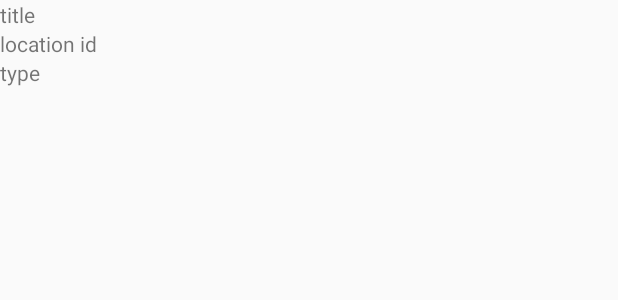
After one commit to LinkEdgar/WeatherApplication, an Android app: the layout location_container.xml on its own in the app's theme, with its tools: preview values and no code run, on a phone screen of 412 x 824 dp. The commit adds this screen. Shown: the top 300 px of the screen. Run offline under Robolectric (Android 15) with nearby library versions, the phone set to English and light mode, and no system bars.

Commit message:
Location data is now displayed in a recyclerview

```diff
--- /dev/null
+++ b/WeatherApplication/app/src/main/java/com/example/edgarreyes/weatherapplication/Location.kt
@@ -0,0 +1,5 @@
+package com.example.edgarreyes.weatherapplication
+
+public class Location(var title: String, var location: String, var type: String){
+
+}
--- /dev/null
+++ b/WeatherApplication/app/src/main/res/layout/location_container.xml
@@ -0,0 +1,26 @@
+<?xml version="1.0" encoding="utf-8"?>
+<RelativeLayout xmlns:android="http://schemas.android.com/apk/res/android"
+    android:layout_width="match_parent"
+    android:layout_height="120dp"
+    xmlns:tools="http://schemas.android.com/tools">
+    <!-- Template for the list of locations added via the weather API-->
+
+    <TextView
+        tools:text="title"
+        android:id="@+id/location_container_title"
+        android:layout_width="wrap_content"
+        android:layout_height="wrap_content" />
+    <TextView
+        android:layout_below="@+id/location_container_title"
+        tools:text="location id"
+        android:id="@+id/location_container_location"
+        android:layout_width="wrap_content"
+        android:layout_height="wrap_content" />
+    <TextView
+        tools:text="type"
+        android:layout_below="@id/location_container_location"
+        android:id="@+id/location_container_type"
+        android:layout_width="wrap_content"
+        android:layout_height="wrap_content" />
+
+</RelativeLayout>
```
Also changed, not shown: WeatherApplication/app/src/main/java/com/example/edgarreyes/weatherapplication/MainActivity.kt (+50 -12 lines), WeatherApplication/app/src/main/java/com/example/edgarreyes/weatherapplication/WeatherAdapter.java (added, +65 -0 lines), WeatherApplication/app/src/main/res/layout/activity_main.xml (+18 -0 lines), WeatherApplication/app/src/main/res/values/dimens.xml (added, +7 -0 lines).
